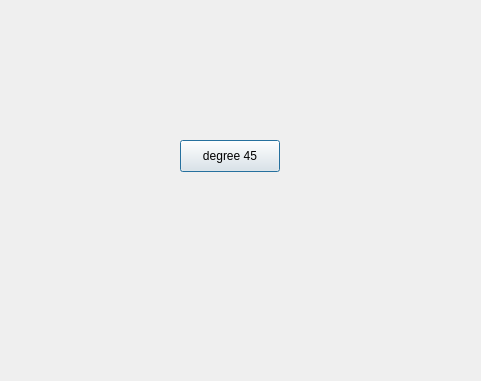
Old version of the form Servo_controller_qt/dialog.ui in the repository furkankrmz/Qt-Arduino-Serial-Com-.
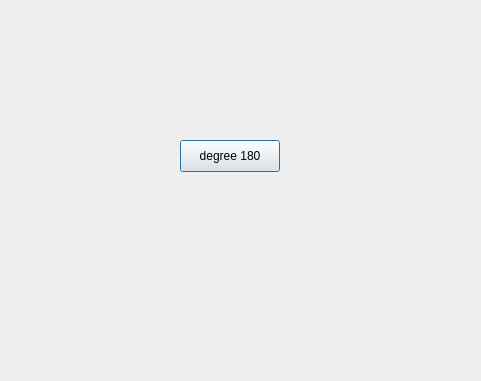
New version of the form.

Commit message: degree button name changed

The edit to the form file:
```diff
--- a/Servo_controller_qt/dialog.ui
+++ b/Servo_controller_qt/dialog.ui
@@ -23,7 +23,7 @@
     </rect>
    </property>
    <property name="text">
-    <string>degree 45</string>
+    <string>degree 180</string>
    </property>
   </widget>
  </widget>
```
Left out of the diff: 2 changed lines with no effect on the pictures. The commit also changes 4 other files.
